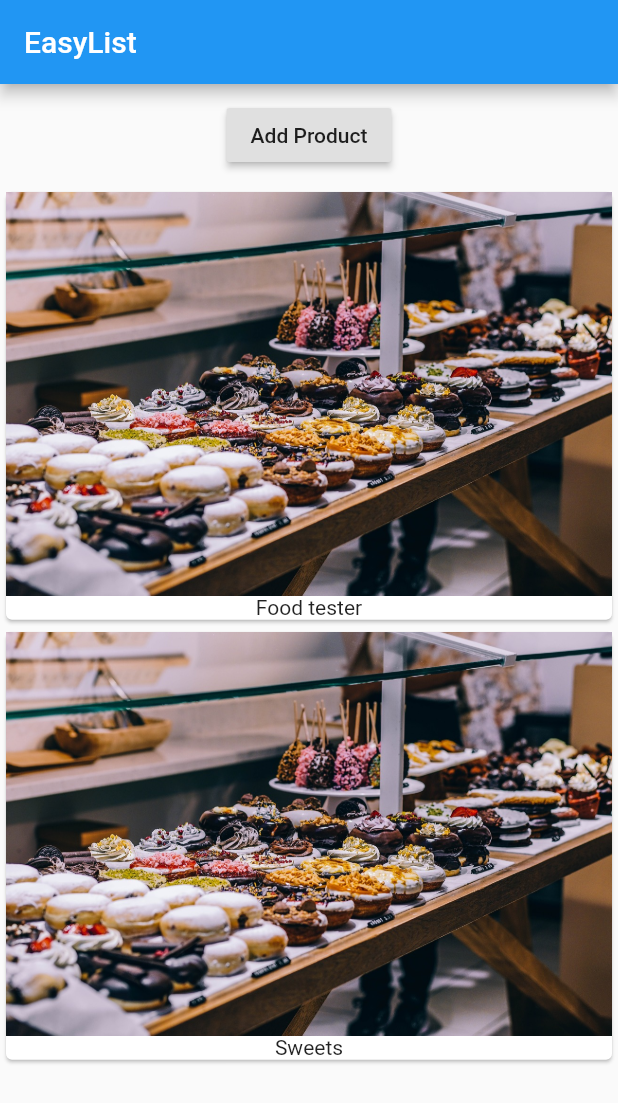
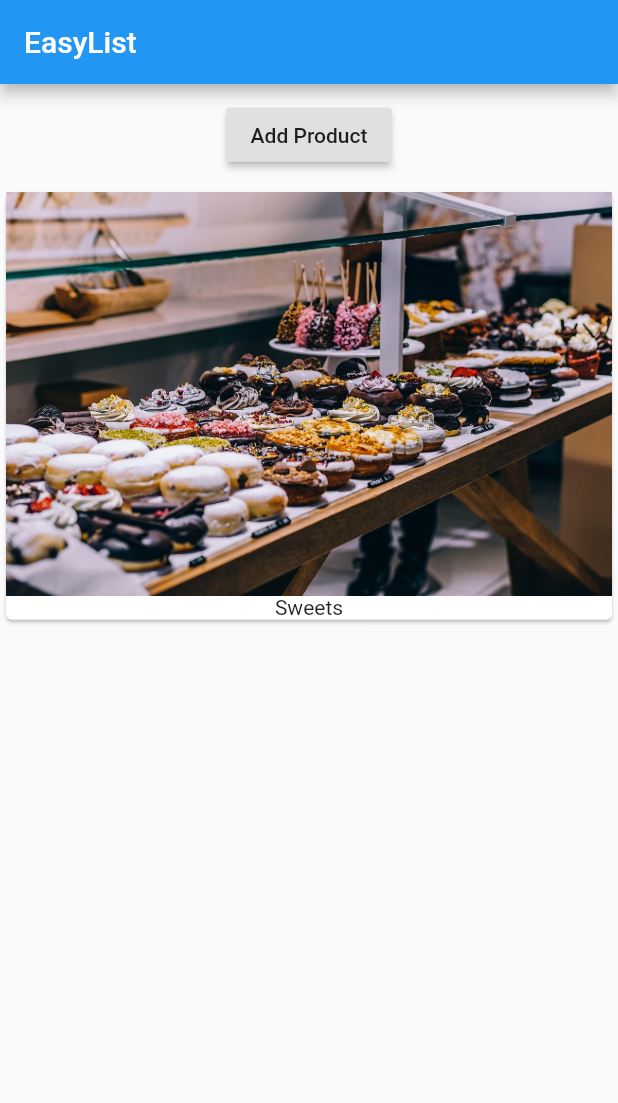
Before and after one commit to guivho/flutter_course, a Flutter app: the screen it shows after launch, after a tap on "Add Product", on a phone screen of 412 x 824 dp. Shown: the top 1103 px of the screen. Run offline on Flutter 3.47's test engine with Material 2 defaults, Android fonts, the phone set to English and light mode, and no system bars.

Commit message:
Using simple conditional rendering (end lecture 60)

```diff
--- a/lib/my_app.dart
+++ b/lib/my_app.dart
@@ -10,7 +10,7 @@ class MyApp extends StatelessWidget {
         appBar: AppBar(
           title: Text('EasyList'),
         ),
-        body: ProductManager(startingProduct: _product),
+        body: ProductManager(/*startingProduct: _product*/),
       ),
     );
   }
--- a/lib/product_manager.dart
+++ b/lib/product_manager.dart
@@ -5,7 +5,7 @@ import './product_control.dart';
 class ProductManager extends StatefulWidget {
   final String startingProduct;
 
-  ProductManager({this.startingProduct = 'Sweets Tester'}) {
+  ProductManager({this.startingProduct}) {
     print('[ProductManager] Constructor');
   }
 
@@ -23,7 +23,9 @@ class _ProductManagerState extends State<ProductManager> {
   void initState() {
     print('[ProductManager State] initState()');
     super.initState();
-    _products.add(widget.startingProduct);
+    if (widget.startingProduct != null) {
+      _products.add(widget.startingProduct);
+    }
   }
 
   @override
@@ -46,7 +48,9 @@ class _ProductManagerState extends State<ProductManager> {
           margin: EdgeInsets.all(10.0),
           child: ProductControl(_addProduct),
         ),
-        Products(_products),
+        Expanded(
+          child: Products(_products),
+        ),
       ],
     );
   }
--- a/lib/products.dart
+++ b/lib/products.dart
@@ -7,24 +7,25 @@ class Products extends StatelessWidget {
     print('[Producs Widget] Constructor');
   }
 
+  Widget _buildProductItem(BuildContext context, int index) {
+    return Card(
+      child: Column(
+        children: <Widget>[
+          Image.asset('assets/food.jpg'),
+          Text(products[index]),
+        ],
+      ),
+    );
+  }
+
   @override
   Widget build(BuildContext context) {
     print('[Producs Widget] Build');
-    return Column(
-      children: products
-          .map(
-            (element) => Card(
-                  child: Column(
-                    children: <Widget>[
-                      Image.asset(
-                        'assets/food.jpg',
-                      ),
-                      Text(element),
-                    ],
-                  ),
-                ),
-          )
-          .toList(),
-    );
+    return products.length == 0
+        ? Center(child: Text('No products in catalog, please add some)'))
+        : ListView.builder(
+            itemBuilder: _buildProductItem,
+            itemCount: products.length,
+          );
   }
 }
```
